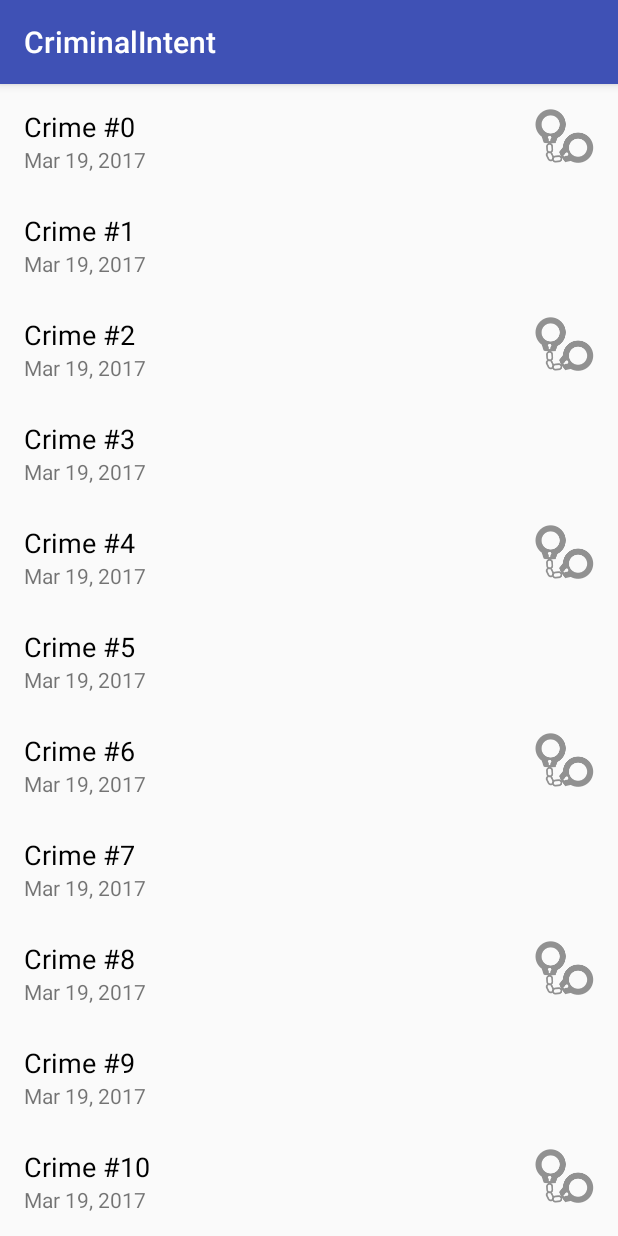
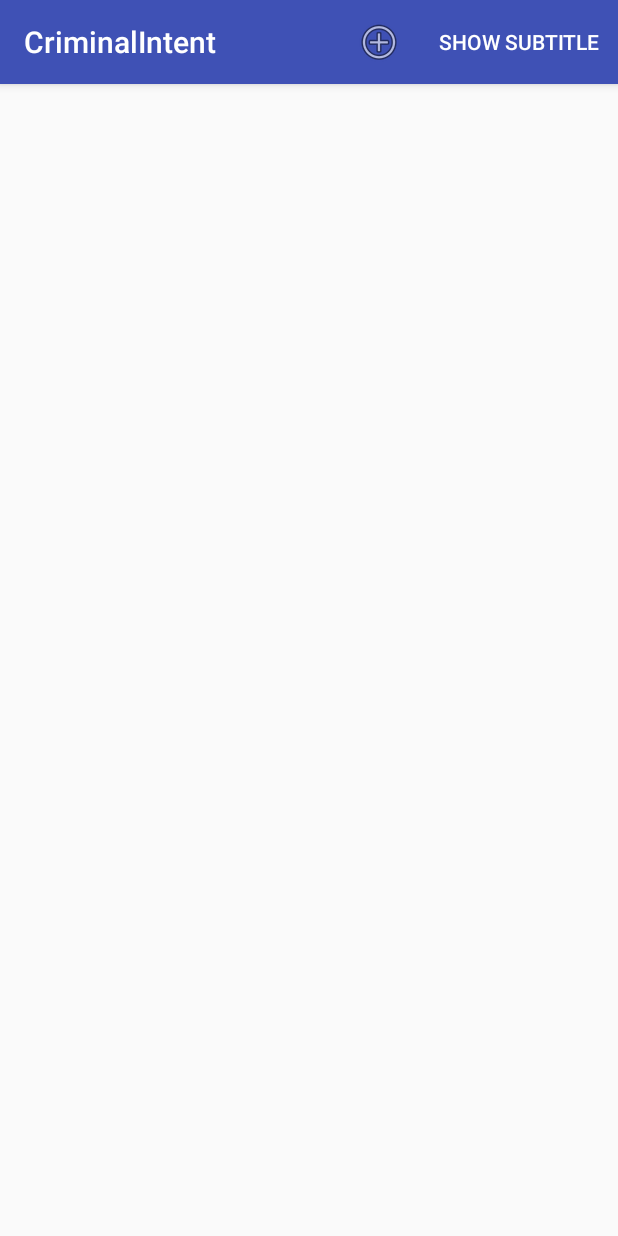
Before and after one commit to SeanArmstrong/BigNerdRanch, an Android app: the screen it shows after launch (CrimeListActivity), on a phone screen of 412 x 824 dp. Run offline under Robolectric (Android 15) with nearby library versions, the phone set to English and light mode, and no system bars.

Commit message:
complete chapter 13

```diff
--- a/CriminalIntent/app/src/main/AndroidManifest.xml
+++ b/CriminalIntent/app/src/main/AndroidManifest.xml
@@ -15,7 +15,9 @@
             <category android:name="android.intent.category.LAUNCHER"/>
         </intent-filter>
         </activity>
-        <activity android:name=".CrimePagerActivity">
+        <activity
+            android:name=".CrimePagerActivity"
+            android:parentActivityName=".CrimeListActivity">
         </activity>
     </application>
 
--- a/CriminalIntent/app/src/main/java/com/example/seanarmstrong/criminalintent/CrimeLab.java
+++ b/CriminalIntent/app/src/main/java/com/example/seanarmstrong/criminalintent/CrimeLab.java
@@ -10,6 +10,7 @@ import java.util.UUID;
  * Created by sean.armstrong on 26/02/2017.
  */
 public class CrimeLab {
+
     private static CrimeLab sCrimeLab;
 
     private List<Crime> mCrimes;
@@ -19,16 +20,6 @@ public class CrimeLab {
             sCrimeLab = new CrimeLab(context);
         }
         return sCrimeLab;
-    }
-
-    private CrimeLab(Context context) {
-        mCrimes = new ArrayList<Crime>();
-        for (int i = 0; i < 100; i++) {
-            Crime crime = new Crime();
-            crime.setTitle("Crime #" + i);
-            crime.setSolved(i % 2 == 0);
-            mCrimes.add(crime);
-        }
     }
 
     public List<Crime> getCrimes() {
@@ -43,4 +34,16 @@ public class CrimeLab {
         }
         return null;
     }
+
+    public void addCrime(Crime crime) {
+        mCrimes.add(crime);
+    }
+
+    public int getNumberOfCrimes() {
+        return mCrimes.size();
+    }
+
+    private CrimeLab(Context context) {
+        mCrimes = new ArrayList<>();
+    }
 }
--- a/CriminalIntent/app/src/main/java/com/example/seanarmstrong/criminalintent/CrimeListFragment.java
+++ b/CriminalIntent/app/src/main/java/com/example/seanarmstrong/criminalintent/CrimeListFragment.java
@@ -5,9 +5,13 @@ import android.content.Intent;
 import android.os.Bundle;
 import android.support.annotation.Nullable;
 import android.support.v4.app.Fragment;
+import android.support.v7.app.AppCompatActivity;
 import android.support.v7.widget.LinearLayoutManager;
 import android.support.v7.widget.RecyclerView;
 import android.view.LayoutInflater;
+import android.view.Menu;
+import android.view.MenuInflater;
+import android.view.MenuItem;
 import android.view.View;
 import android.view.ViewGroup;
 import android.widget.ImageView;
@@ -22,8 +26,17 @@ import java.util.List;
 
 public class CrimeListFragment extends Fragment {
 
+    private static final String SAVED_SUBTITLE_VISIBLE = "subtitle";
+
     private RecyclerView mCrimeRecyclerView;
     private RecyclerView.Adapter mAdapter;
+    private boolean mSubititleVisible;
+
+    @Override
+    public void onCreate(@Nullable Bundle savedInstanceState) {
+        super.onCreate(savedInstanceState);
+        setHasOptionsMenu(true);
+    }
 
     @Override
     public View onCreateView(LayoutInflater inflater, ViewGroup container, Bundle savedInstanceState) {
@@ -31,6 +44,11 @@ public class CrimeListFragment extends Fragment {
         View view = inflater.inflate(R.layout.fragment_crime_list, container, false);
 
         mCrimeRecyclerView = (RecyclerView) view.findViewById(R.id.crime_recycler_view);
+
+        if (savedInstanceState != null) {
+            mSubititleVisible = savedInstanceState.getBoolean(SAVED_SUBTITLE_VISIBLE, false);
+        }
+
         mCrimeRecyclerView.setLayoutManager(new LinearLayoutManager(getActivity()));
 
         updateUI();
@@ -44,6 +62,57 @@ public class CrimeListFragment extends Fragment {
         updateUI();
     }
 
+    @Override
+    public void onCreateOptionsMenu(Menu menu, MenuInflater inflater) {
+        super.onCreateOptionsMenu(menu, inflater);
+        inflater.inflate(R.menu.fragment_crime_list, menu);
+
+        MenuItem subtitleItem = menu.findItem(R.id.show_subtitle);
+        if (mSubititleVisible) {
+            subtitleItem.setTitle(R.string.hide_subtitle);
+        } else {
+            subtitleItem.setTitle(R.string.show_subtitle);
+        }
+    }
+
+    @Override
+    public boolean onOptionsItemSelected(MenuItem item) {
+        switch(item.getItemId()) {
+            case R.id.new_crime:
+                Crime crime = new Crime();
+                CrimeLab.getInstance(getActivity()).addCrime(crime);
+                Intent intent = CrimePagerActivity.newIntent(getActivity(), crime.getId());
+                startActivity(intent);
+                return true;
+            case R.id.show_subtitle:
+                mSubititleVisible = !mSubititleVisible;
+                getActivity().invalidateOptionsMenu();
+                updateSubtitle();
+                return true;
+            default:
+                return super.onOptionsItemSelected(item);
+        }
+    }
+
+    @Override
+    public void onSaveInstanceState(Bundle outState) {
+        super.onSaveInstanceState(outState);
+        outState.putBoolean(SAVED_SUBTITLE_VISIBLE, mSubititleVisible);
+    }
+
+    public void updateSubtitle() {
+        CrimeLab crimes = CrimeLab.getInstance(getActivity());
+        int crimeCount = crimes.getNumberOfCrimes();
+        String subtitle = getString(R.string.subtitle_format, crimeCount);
+
+        if (!mSubititleVisible) {
+           subtitle = null;
+        }
+
+        AppCompatActivity activity = (AppCompatActivity) getActivity();
+        activity.getSupportActionBar().setSubtitle(subtitle);
+    }
+
     private void updateUI() {
         CrimeLab crimeLab = CrimeLab.getInstance(getActivity());
         List<Crime> crimes = crimeLab.getCrimes();
@@ -54,6 +123,8 @@ public class CrimeListFragment extends Fragment {
         } else {
             mAdapter.notifyDataSetChanged();
         }
+
+        updateSubtitle();
     }
 
     private class CrimeHolder extends RecyclerView.ViewHolder implements View.OnClickListener {
--- /dev/null
+++ b/CriminalIntent/app/src/main/res/menu/fragment_crime_list.xml
@@ -0,0 +1,16 @@
+<menu
+    xmlns:android="http://schemas.android.com/apk/res/android"
+    xmlns:app="http://schemas.android.com/apk/res-auto">
+
+    <item
+        android:id="@+id/new_crime"
+        android:icon="@android:drawable/ic_menu_add"
+        android:title="@string/new_crime"
+        app:showAsAction="ifRoom|withText" />
+
+    <item
+        android:id="@+id/show_subtitle"
+        android:title="@string/show_subtitle"
+        app:showAsAction="ifRoom" />
+
+</menu>
--- a/CriminalIntent/app/src/main/res/values/strings.xml
+++ b/CriminalIntent/app/src/main/res/values/strings.xml
@@ -7,4 +7,8 @@
     <string name="crime_first">First Crime</string>
     <string name="crime_last">Last Crime</string>
     <string name="date_picker_title">Date of crime:</string>
+    <string name="new_crime">New Crime</string>
+    <string name="show_subtitle">Show Subtitle</string>
+    <string name="hide_subtitle">Hide Subtitle</string>
+    <string name="subtitle_format">%1$d crimes</string>
 </resources>
```
Also changed, not shown: CriminalIntent/app/src/main/res/drawable-hdpi/ic_menu_add.png (added), CriminalIntent/app/src/main/res/drawable-mdpi/ic_menu_add.png (added), CriminalIntent/app/src/main/res/drawable-xhdpi/ic_menu_add.png (added), CriminalIntent/app/src/main/res/drawable-xxhdpi/ic_menu_add.png (added).
